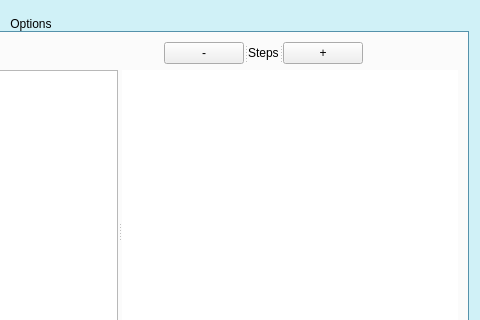
Qt form mainwindow.ui (simachewh/chamberControlPcGUIPT) before a commit; both pictures show x 240 to 720 and y 0 to 320 of the 720 by 463 pixel window.
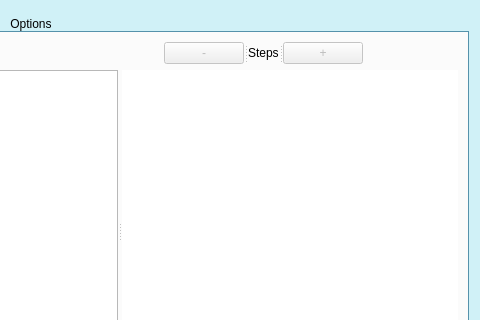
The same form after that commit. The open tabs and pages were chosen to show the change. Icons and pictures are not drawn.

Diff of the .ui file:
```diff
--- a/mainwindow.ui
+++ b/mainwindow.ui
@@ -841,6 +841,9 @@
               <enum>Qt::Horizontal</enum>
              </property>
              <widget class="QPushButton" name="removeStepFromSelectedButton">
+              <property name="enabled">
+               <bool>false</bool>
+              </property>
               <property name="text">
                <string>-</string>
               </property>
@@ -860,6 +863,9 @@
               </property>
              </widget>
              <widget class="QPushButton" name="addStepOnSelectedButton">
+              <property name="enabled">
+               <bool>false</bool>
+              </property>
               <property name="text">
                <string>+</string>
               </property>
```
Left out of the diff: 2 changed lines with no effect on the pictures.
